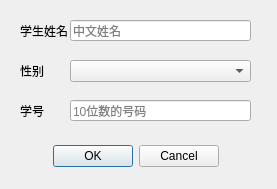
This is addstudentdialog.ui in Reloin/grade-system as Qt 5 draws it before an edit. The edited form follows.
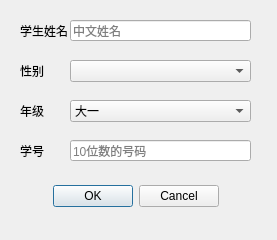
This is the edited form.

Commit message: filter student by year

```diff
--- a/addstudentdialog.ui
+++ b/addstudentdialog.ui
@@ -7,7 +7,7 @@
     <x>0</x>
     <y>0</y>
     <width>277</width>
-    <height>189</height>
+    <height>240</height>
    </rect>
   </property>
   <property name="windowTitle">
@@ -17,7 +17,7 @@
    <property name="geometry">
     <rect>
      <x>20</x>
-     <y>140</y>
+     <y>180</y>
      <width>231</width>
      <height>32</height>
     </rect>
@@ -105,7 +105,7 @@
    <property name="geometry">
     <rect>
      <x>20</x>
-     <y>100</y>
+     <y>140</y>
      <width>47</width>
      <height>21</height>
     </rect>
@@ -118,7 +118,7 @@
    <property name="geometry">
     <rect>
      <x>70</x>
-     <y>100</y>
+     <y>140</y>
      <width>181</width>
      <height>21</height>
     </rect>
@@ -130,6 +130,49 @@
     <string>10位数的号码</string>
    </property>
   </widget>
+  <widget class="QComboBox" name="yearBox">
+   <property name="geometry">
+    <rect>
+     <x>70</x>
+     <y>100</y>
+     <width>181</width>
+     <height>22</height>
+    </rect>
+   </property>
+   <item>
+    <property name="text">
+     <string>大一</string>
+    </property>
+   </item>
+   <item>
+    <property name="text">
+     <string>大二</string>
+    </property>
+   </item>
+   <item>
+    <property name="text">
+     <string>大三</string>
+    </property>
+   </item>
+   <item>
+    <property name="text">
+     <string>大四</string>
+    </property>
+   </item>
+  </widget>
+  <widget class="QLabel" name="label">
+   <property name="geometry">
+    <rect>
+     <x>20</x>
+     <y>100</y>
+     <width>47</width>
+     <height>21</height>
+    </rect>
+   </property>
+   <property name="text">
+    <string>年级</string>
+   </property>
+  </widget>
  </widget>
  <resources/>
  <connections>
```
The commit also changes 6 other files.
